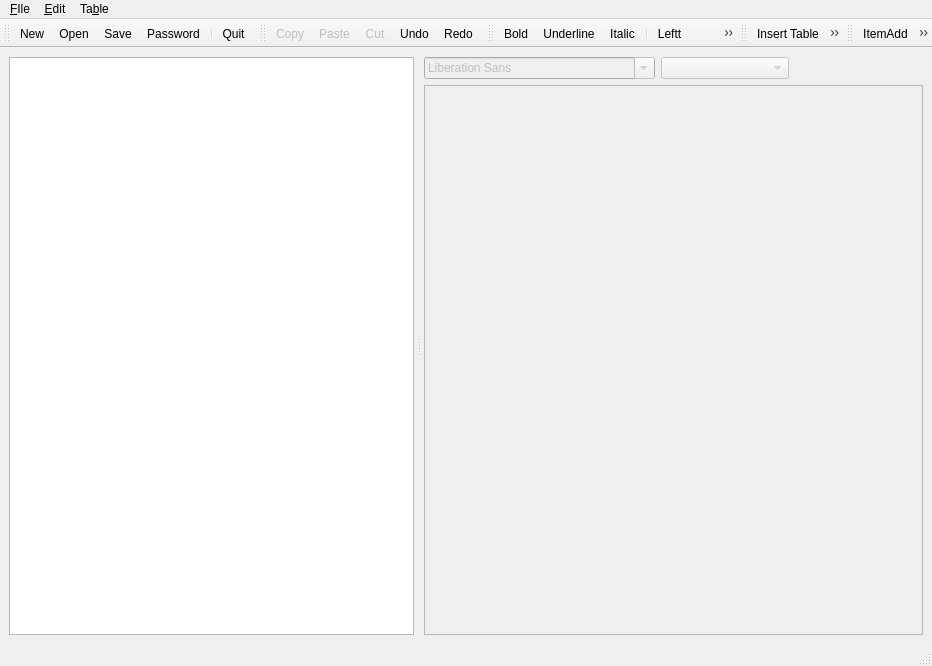
The window that outlinerviewer.ui (mslagmu/outliner) describes before a commit, drawn with Qt 5.
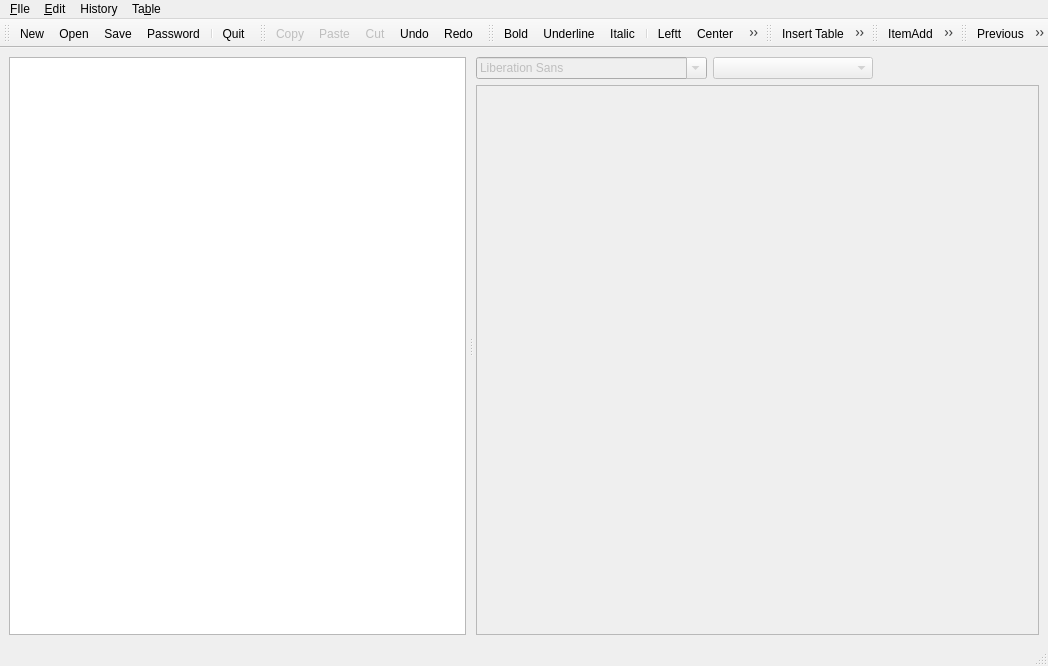
The same window after the commit. Icons and pictures are not drawn. Custom widgets are drawn as their Qt base class.

What changed in the file:
```diff
--- a/outlinerviewer.ui
+++ b/outlinerviewer.ui
@@ -6,7 +6,7 @@
    <rect>
     <x>0</x>
     <y>0</y>
-    <width>932</width>
+    <width>1048</width>
     <height>666</height>
    </rect>
   </property>
@@ -100,7 +100,7 @@
     <rect>
      <x>0</x>
      <y>0</y>
-     <width>932</width>
+     <width>1048</width>
      <height>19</height>
     </rect>
    </property>
@@ -154,8 +154,16 @@
     <addaction name="actionDelete_Row"/>
     <addaction name="actionDelete_Column"/>
    </widget>
+   <widget class="QMenu" name="menuHistory">
+    <property name="title">
+     <string>History</string>
+    </property>
+    <addaction name="actionPrevious"/>
+    <addaction name="actionNext"/>
+   </widget>
    <addaction name="menu_FIle"/>
    <addaction name="menu_Edit"/>
+   <addaction name="menuHistory"/>
    <addaction name="menuTa_ble"/>
   </widget>
   <widget class="QStatusBar" name="statusbar"/>
@@ -258,6 +266,19 @@
    <addaction name="actionAddItem"/>
    <addaction name="actionRemoveItem"/>
   </widget>
+  <widget class="QToolBar" name="historyBar">
+   <property name="windowTitle">
+    <string>toolBar</string>
+   </property>
+   <attribute name="toolBarArea">
+    <enum>TopToolBarArea</enum>
+   </attribute>
+   <attribute name="toolBarBreak">
+    <bool>false</bool>
+   </attribute>
+   <addaction name="actionPrevious"/>
+   <addaction name="actionNext"/>
+  </widget>
   <action name="action_New">
    <property name="icon">
     <iconset theme="document-new">
@@ -650,6 +671,22 @@
     <string>Pass&amp;word</string>
    </property>
   </action>
+  <action name="actionPrevious">
+   <property name="icon">
+    <iconset theme="previous"/>
+   </property>
+   <property name="text">
+    <string>Previous</string>
+   </property>
+  </action>
+  <action name="actionNext">
+   <property name="icon">
+    <iconset theme="next"/>
+   </property>
+   <property name="text">
+    <string>Next</string>
+   </property>
+  </action>
  </widget>
  <customwidgets>
   <customwidget>
```
